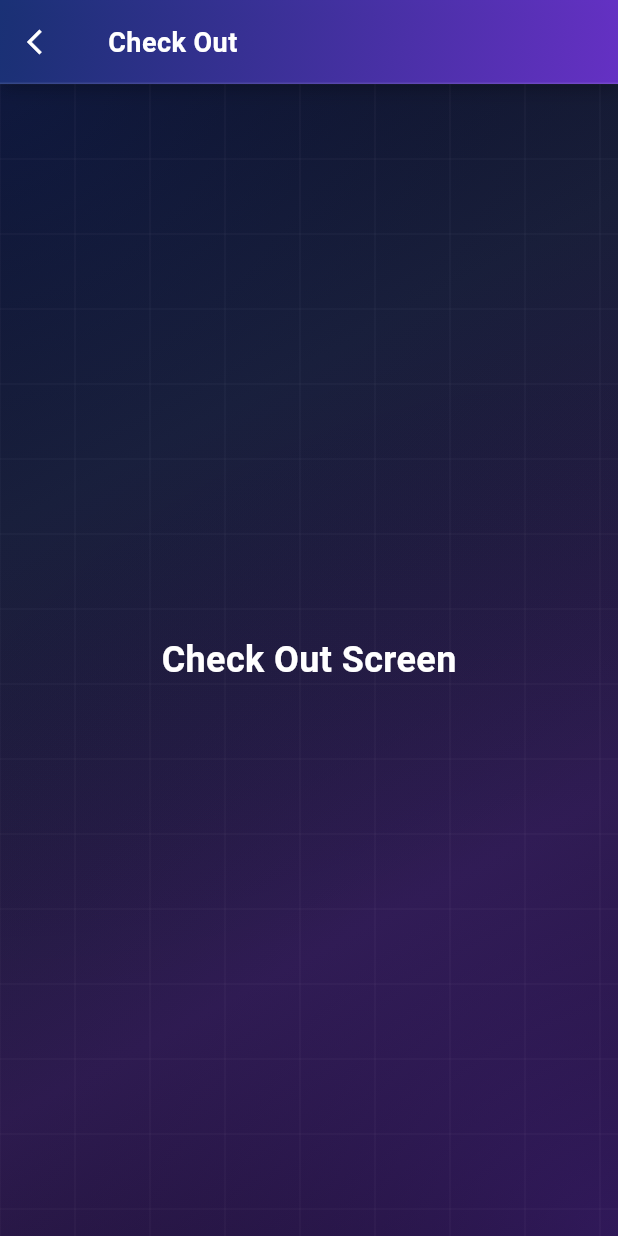
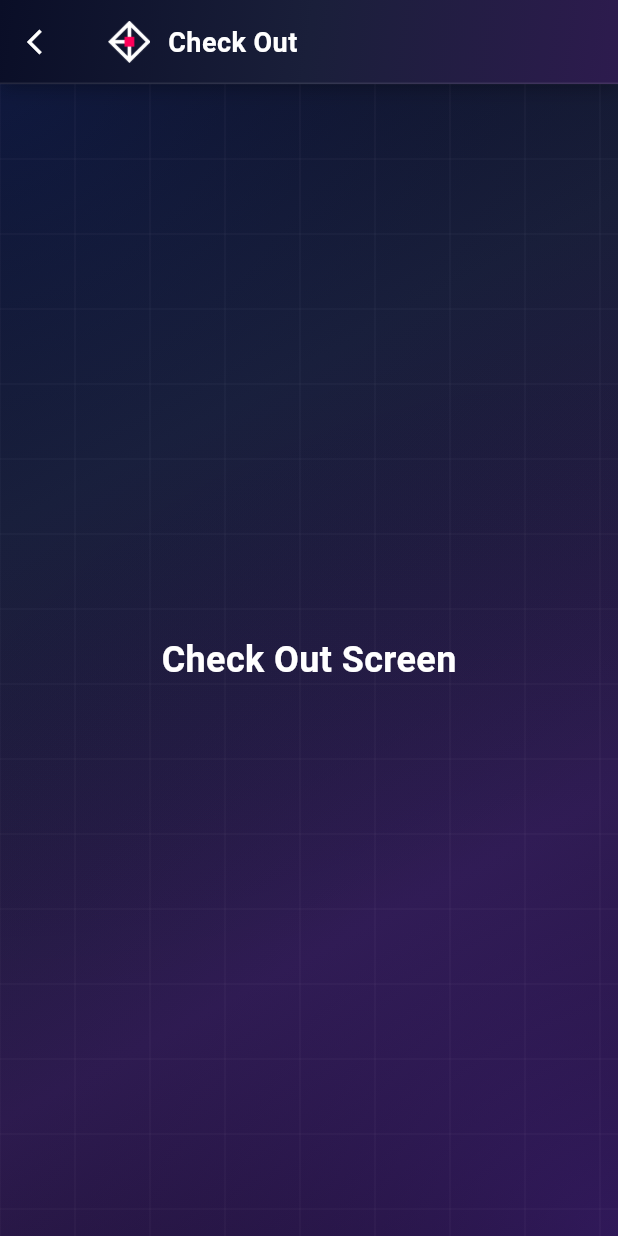
Before and after one commit to AftabUddin9/CardScan, a Flutter app: the CheckOutScreen screen opened directly, on a phone screen of 412 x 824 dp. Run offline on Flutter 3.47's test engine with Material 3 defaults, Android fonts, the phone set to English and light mode, and no system bars; our stand-ins replace image_picker, permission_handler; missing offline and left inert: blinkid_flutter.

Commit message:
appbar and assets

```diff
--- a/lib/widgets/custom_app_bar.dart
+++ b/lib/widgets/custom_app_bar.dart
@@ -25,7 +25,21 @@ class CustomAppBar extends StatelessWidget implements PreferredSizeWidget {
                   padding: const EdgeInsets.all(8),
                 )
               : null),
-      title: Text(
+      title: Row(
+        mainAxisSize: MainAxisSize.min,
+        children: [
+          Image.asset(
+            'assets/images/center3icon.png',
+            height: 28,
+            width: 28,
+            fit: BoxFit.contain,
+            errorBuilder: (context, error, stackTrace) {
+              // Fallback if image not found
+              return const SizedBox(width: 28, height: 28);
+            },
+          ),
+          const SizedBox(width: 12),
+          Text(
             title,
             style: const TextStyle(
               color: Colors.white,
@@ -33,6 +47,8 @@ class CustomAppBar extends StatelessWidget implements PreferredSizeWidget {
               fontWeight: FontWeight.w600,
               letterSpacing: 0.3,
             ),
+          ),
+        ],
       ),
       actions: actions,
       backgroundColor: Colors.transparent,
@@ -43,8 +59,9 @@ class CustomAppBar extends StatelessWidget implements PreferredSizeWidget {
             begin: Alignment.topLeft,
             end: Alignment.bottomRight,
             colors: [
-              const Color(0xFF1E3A8A).withOpacity(0.8), // Blue
-              const Color(0xFF7C3AED).withOpacity(0.8), // Purple
+              const Color(0xFF0A0E27), // Dark blue-black
+              const Color(0xFF1A1F3A), // Darker blue-gray
+              const Color(0xFF2D1B4E), // Dark purple
             ],
           ),
           boxShadow: [
--- a/pubspec.yaml
+++ b/pubspec.yaml
@@ -61,9 +61,9 @@ flutter:
   uses-material-design: true
 
   # To add assets to your application, add an assets section, like this:
-  # assets:
-  #   - images/a_dot_burr.jpeg
-  #   - images/a_dot_ham.jpeg
+  assets:
+    - assets/images/center3icon.png
+    - assets/images/center3logo.png
 
   # An image asset can refer to one or more resolution-specific "variants", see
   # https://flutter.dev/to/resolution-aware-images
```
Also changed, not shown: assets/images/center3icon.png (added), assets/images/center3logo.png (added). Lines whose indentation alone changed are shown as unchanged.
